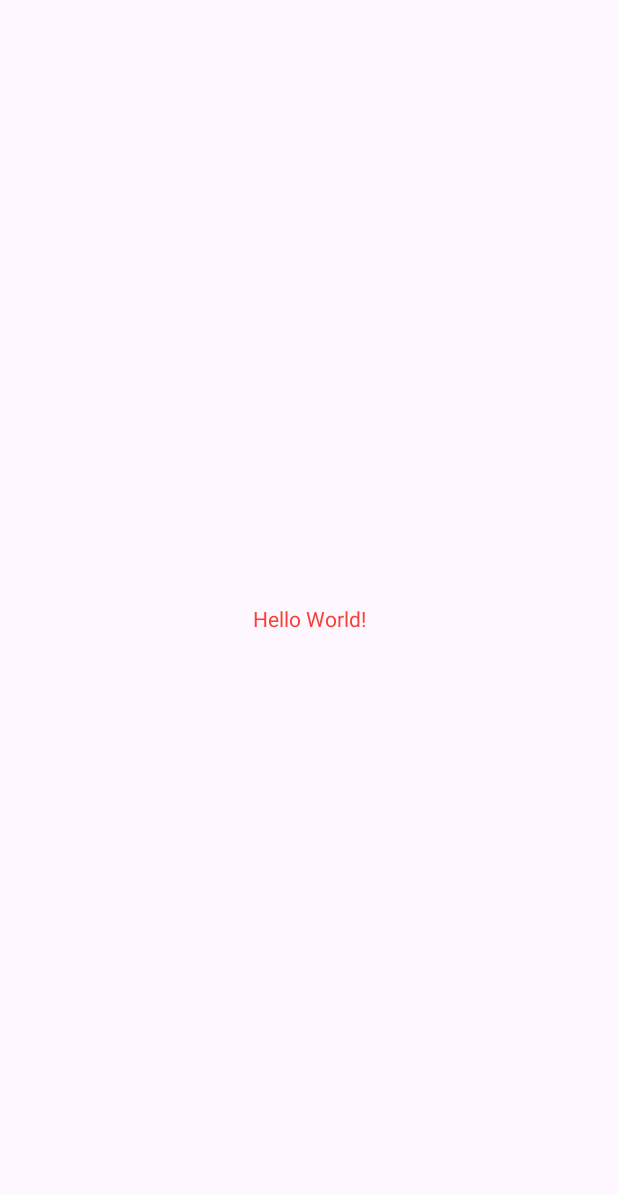
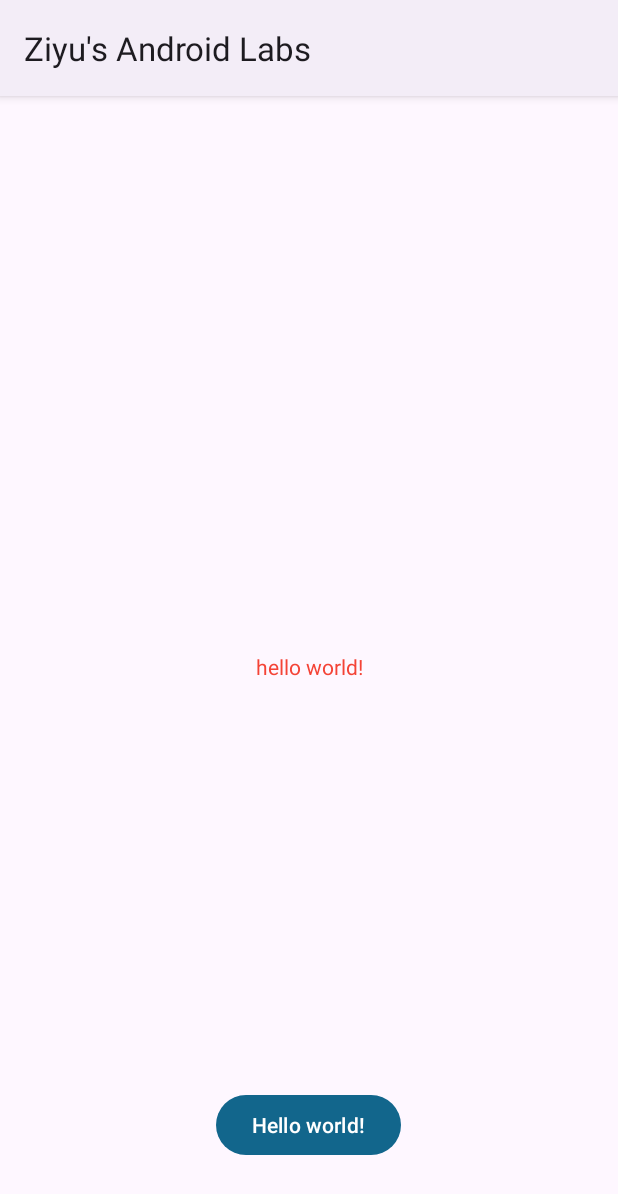
Before and after one commit to ZoeySongshu/Ziyus_Android_Labs, an Android app: the screen it shows after launch (MainActivity), on a phone screen of 412 x 824 dp. Before the commit the part shown is almost empty. Shown: the top 1194 px of the screen. Run offline under Robolectric (Android 15) with nearby library versions, the phone set to English and light mode, and no system bars.

Commit message:
Initial Commit

```diff
--- a/app/src/main/res/layout/activity_main.xml
+++ b/app/src/main/res/layout/activity_main.xml
@@ -7,12 +7,22 @@
     tools:context=".MainActivity">
 
     <TextView
+        android:text="hello world!"
         android:layout_width="wrap_content"
         android:layout_height="wrap_content"
-        android:text="Hello World!"
         app:layout_constraintBottom_toBottomOf="parent"
         app:layout_constraintEnd_toEndOf="parent"
         app:layout_constraintStart_toStartOf="parent"
         app:layout_constraintTop_toTopOf="parent" />
 
+    <Button
+        android:layout_width="wrap_content"
+        android:layout_height="wrap_content"
+        android:layout_marginBottom="50dp"
+        android:text="@string/hello_message"
+        app:layout_constraintBottom_toBottomOf="parent"
+        app:layout_constraintEnd_toEndOf="parent"
+        app:layout_constraintHorizontal_bias="0.498"
+        app:layout_constraintStart_toStartOf="parent" />
+
 </androidx.constraintlayout.widget.ConstraintLayout>
--- a/app/src/main/res/values/strings.xml
+++ b/app/src/main/res/values/strings.xml
@@ -1,3 +1,5 @@
 <resources>
     <string name="app_name">Ziyu\'s Android Labs</string>
+    <string name="hello_message">Hello world!</string>
+    <string name="button_message">I‘m a button</string>
 </resources>
--- a/app/src/main/res/values/themes.xml
+++ b/app/src/main/res/values/themes.xml
@@ -1,6 +1,6 @@
 <resources xmlns:tools="http://schemas.android.com/tools">
     <!-- Base application theme. -->
-    <style name="Base.Theme.ZiyusAndroidLabs" parent="Theme.Material3.DayNight.NoActionBar">
+    <style name="Base.Theme.ZiyusAndroidLabs" parent="Theme.Material3.DayNight">
         <!-- Customize your light theme here. -->
         <item name="colorPrimary">@color/my_primary</item>
         <item name="colorSecondary">@color/my_secondary</item>
```
Also changed, not shown: 2 other files.
